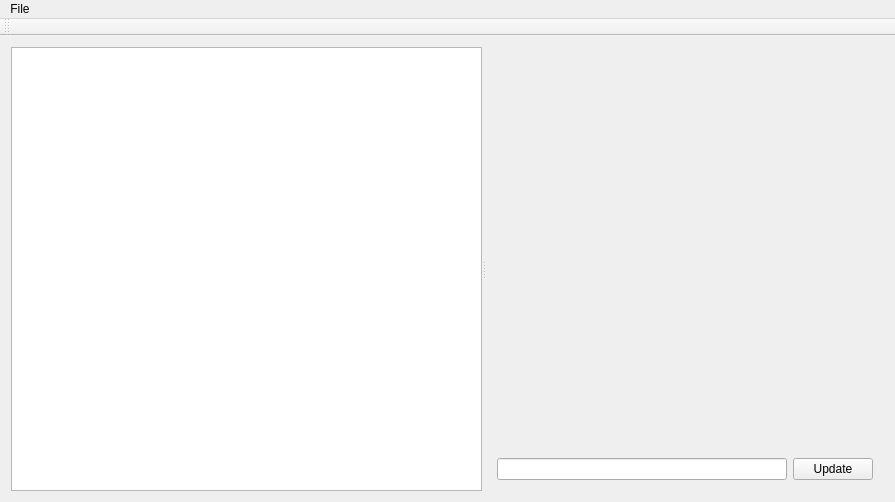
Before: the Qt Designer form Stimulator/mainwindow.ui in Dystill/umassd-osld, drawn with Qt 5.
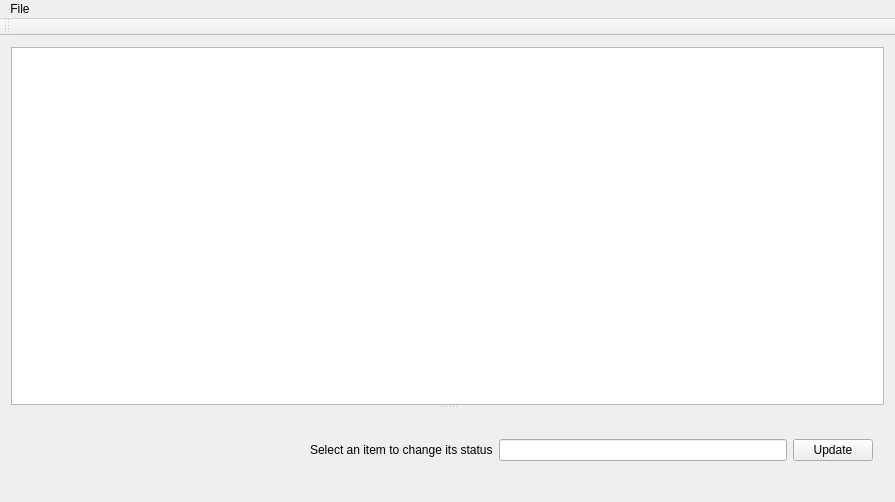
After: the same form once the commit is applied.

Patch:
```diff
--- a/Stimulator/mainwindow.ui
+++ b/Stimulator/mainwindow.ui
@@ -14,32 +14,45 @@
    <string>MainWindow</string>
   </property>
   <widget class="QWidget" name="centralWidget">
-   <layout class="QHBoxLayout" name="horizontalLayout">
+   <layout class="QVBoxLayout" name="verticalLayout">
     <item>
      <widget class="QSplitter" name="splitter">
       <property name="orientation">
-       <enum>Qt::Horizontal</enum>
+       <enum>Qt::Vertical</enum>
       </property>
       <widget class="QGraphicsView" name="graphicsView"/>
-      <widget class="QWidget" name="gridLayoutWidget">
-       <layout class="QGridLayout" name="gridLayout">
-        <item row="1" column="1">
+      <widget class="QWidget" name="">
+       <layout class="QHBoxLayout" name="horizontalLayout">
+        <item>
+         <spacer name="horizontalSpacer">
+          <property name="orientation">
+           <enum>Qt::Horizontal</enum>
+          </property>
+          <property name="sizeHint" stdset="0">
+           <size>
+            <width>40</width>
+            <height>20</height>
+           </size>
+          </property>
+         </spacer>
+        </item>
+        <item>
+         <widget class="QLabel" name="labelItemName">
+          <property name="text">
+           <string>Select an item to change its status</string>
+          </property>
+         </widget>
+        </item>
+        <item>
          <widget class="QLineEdit" name="lineEditStatus"/>
         </item>
-        <item row="1" column="2">
+        <item>
          <widget class="QPushButton" name="pushButtonUpdate">
           <property name="text">
            <string>Update</string>
           </property>
          </widget>
         </item>
-        <item row="0" column="1">
-         <widget class="QLabel" name="labelItemName">
-          <property name="text">
-           <string/>
-          </property>
-         </widget>
-        </item>
        </layout>
       </widget>
      </widget>
```
Left out of the diff: 2 changed lines with no effect on the pictures.
